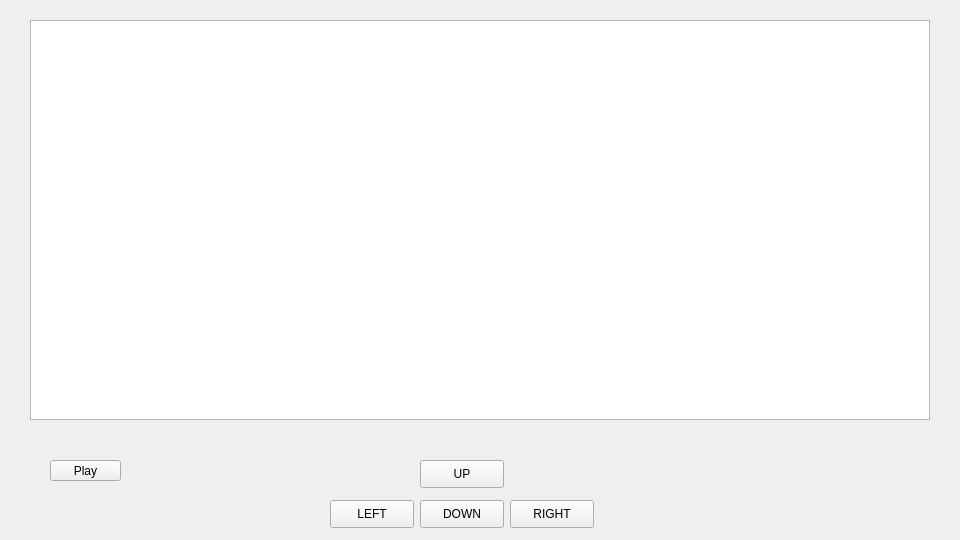
Old version of the form student/12/snake2/main_window.ui in the repository Herees/Snake.
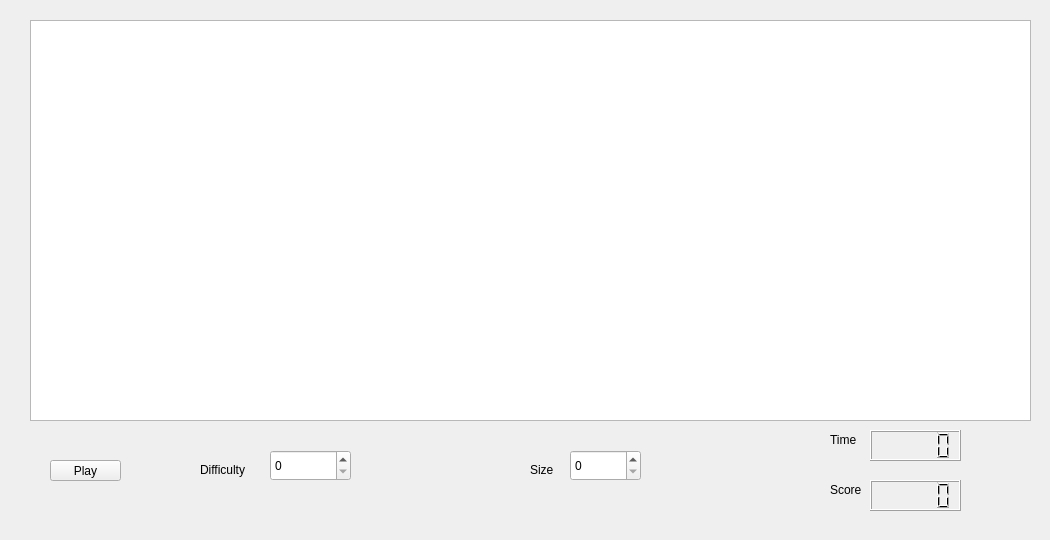
New version of the form.

Commit message: Matopeli; Madon törmääminen itseensä, gameover, pelikentän koon muuttaminen, parannuksia UIhin, tehostettu päinvastaisen suunnan rajoittaminen.

```diff
--- a/student/12/snake2/main_window.ui
+++ b/student/12/snake2/main_window.ui
@@ -6,19 +6,19 @@
    <rect>
     <x>0</x>
     <y>0</y>
-    <width>960</width>
+    <width>1050</width>
     <height>540</height>
    </rect>
   </property>
   <property name="minimumSize">
    <size>
-    <width>960</width>
+    <width>1050</width>
     <height>540</height>
    </size>
   </property>
   <property name="maximumSize">
    <size>
-    <width>960</width>
+    <width>1050</width>
     <height>540</height>
    </size>
   </property>
@@ -28,13 +28,13 @@
   <widget class="QWidget" name="centralwidget">
    <property name="minimumSize">
     <size>
-     <width>960</width>
+     <width>1050</width>
      <height>540</height>
     </size>
    </property>
    <property name="maximumSize">
     <size>
-     <width>960</width>
+     <width>1050</width>
      <height>540</height>
     </size>
    </property>
@@ -56,73 +56,113 @@
      <rect>
       <x>30</x>
       <y>20</y>
-      <width>900</width>
-      <height>400</height>
+      <width>1001</width>
+      <height>401</height>
      </rect>
     </property>
     <property name="minimumSize">
      <size>
-      <width>900</width>
-      <height>400</height>
+      <width>1001</width>
+      <height>401</height>
      </size>
     </property>
     <property name="maximumSize">
      <size>
-      <width>900</width>
-      <height>400</height>
+      <width>1001</width>
+      <height>401</height>
      </size>
     </property>
    </widget>
-   <widget class="QPushButton" name="upButton">
+   <widget class="QSpinBox" name="spinBoxSize">
     <property name="geometry">
      <rect>
-      <x>420</x>
-      <y>460</y>
-      <width>84</width>
-      <height>28</height>
+      <x>570</x>
+      <y>450</y>
+      <width>71</width>
+      <height>31</height>
      </rect>
     </property>
+   </widget>
+   <widget class="QSpinBox" name="spinBoxDifficulty">
+    <property name="geometry">
+     <rect>
+      <x>270</x>
+      <y>450</y>
+      <width>81</width>
+      <height>31</height>
+     </rect>
+    </property>
+   </widget>
+   <widget class="QLCDNumber" name="lcdNumberTime">
+    <property name="geometry">
+     <rect>
+      <x>870</x>
+      <y>430</y>
+      <width>91</width>
+      <height>31</height>
+     </rect>
+    </property>
+   </widget>
+   <widget class="QLabel" name="labelScore">
+    <property name="geometry">
+     <rect>
+      <x>830</x>
+      <y>480</y>
+      <width>63</width>
+      <height>20</height>
+     </rect>
+    </property>
     <property name="text">
-     <string>UP</string>
+     <string>Score</string>
     </property>
    </widget>
-   <widget class="QPushButton" name="leftButton">
+   <widget class="QLCDNumber" name="lcdNumberScore">
     <property name="geometry">
      <rect>
-      <x>330</x>
-      <y>500</y>
-      <width>84</width>
-      <height>28</height>
+      <x>870</x>
+      <y>480</y>
+      <width>91</width>
+      <height>31</height>
      </rect>
     </property>
+   </widget>
+   <widget class="QLabel" name="labelSize">
+    <property name="geometry">
+     <rect>
+      <x>530</x>
+      <y>460</y>
+      <width>63</width>
+      <height>20</height>
+     </rect>
+    </property>
     <property name="text">
-     <string>LEFT</string>
+     <string>Size</string>
     </property>
    </widget>
-   <widget class="QPushButton" name="downButton">
+   <widget class="QLabel" name="labelTime">
     <property name="geometry">
      <rect>
-      <x>420</x>
-      <y>500</y>
-      <width>84</width>
-      <height>28</height>
+      <x>830</x>
+      <y>430</y>
+      <width>63</width>
+      <height>20</height>
      </rect>
     </property>
     <property name="text">
-     <string>DOWN</string>
+     <string>Time</string>
     </property>
    </widget>
-   <widget class="QPushButton" name="rightButton">
+   <widget class="QLabel" name="labelDifficulty">
     <property name="geometry">
      <rect>
-      <x>510</x>
-      <y>500</y>
-      <width>84</width>
-      <height>28</height>
+      <x>200</x>
+      <y>460</y>
+      <width>63</width>
+      <height>20</height>
      </rect>
     </property>
     <property name="text">
-     <string>RIGHT</string>
+     <string>Difficulty</string>
     </property>
    </widget>
   </widget>
```
Left out of the diff: 19 changed lines with no effect on the pictures. The commit also changes 2 other files.
